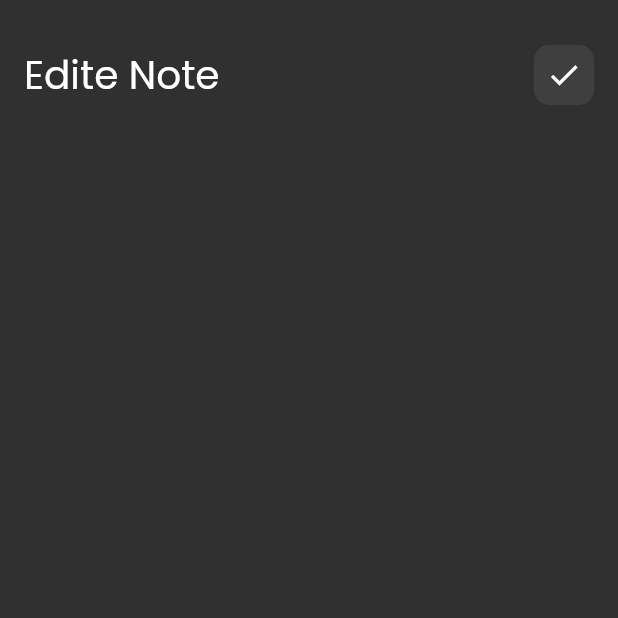
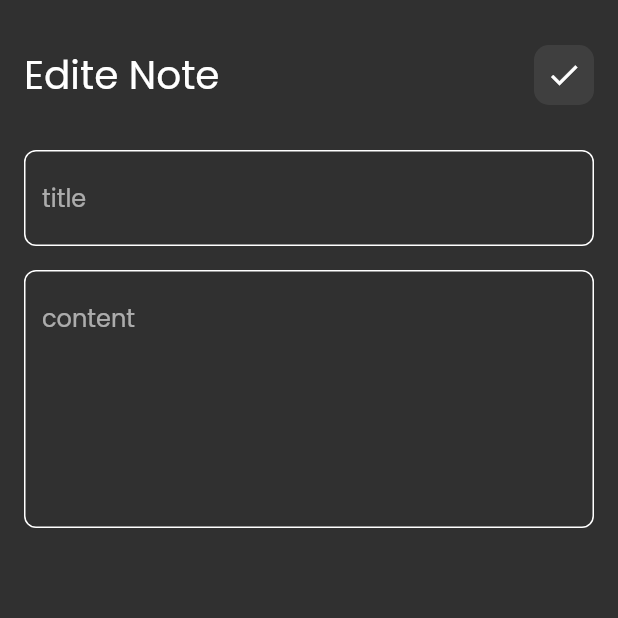
Before and after one commit to mostafamahm0ud/notes_app, a Flutter app: the EditNotesView screen opened directly, on a phone screen of 412 x 824 dp, the top half of it. Run offline on Flutter 3.47's test engine with Material 2 defaults, Android fonts, the phone set to English and light mode, and no system bars; our stand-ins replace font_awesome_flutter.

Commit message:
edite note view done

```diff
--- a/lib/widgets/custom_app_bar.dart
+++ b/lib/widgets/custom_app_bar.dart
@@ -1,5 +1,6 @@
 import 'package:flutter/material.dart';
-import 'package:notes_app/widgets/custom_search_icon.dart';
+import 'package:notes_app/widgets/custom_appbar_icon.dart';
+import 'package:notes_app/widgets/custom_text_field.dart';
 
 class CustomAppBar extends StatelessWidget {
   const CustomAppBar({super.key, required this.titleBar, required this.icon});
@@ -16,7 +17,9 @@ class CustomAppBar extends StatelessWidget {
             fontSize: 26,
           ),
         ),
-        CustomSearchIcon(icon: icon,),
+        CustomAppBarIcon(
+          icon: icon,
+        ),
       ],
     );
   }
--- a/lib/widgets/custom_search_icon.dart
+++ b/lib/widgets/custom_appbar_icon.dart
@@ -1,7 +1,7 @@
 import 'package:flutter/material.dart';
 
-class CustomSearchIcon extends StatelessWidget {
-  const CustomSearchIcon({super.key, required this.icon});
+class CustomAppBarIcon extends StatelessWidget {
+  const CustomAppBarIcon({super.key, required this.icon});
   final IconData icon;
   @override
   Widget build(BuildContext context) {
@@ -12,7 +12,7 @@ class CustomSearchIcon extends StatelessWidget {
         borderRadius: BorderRadius.circular(10),
         color: const Color.fromARGB(19, 255, 255, 255),
       ),
-      child:  Center(
+      child: Center(
         child: Icon(icon),
       ),
     );
--- a/lib/widgets/edit_view_body.dart
+++ b/lib/widgets/edit_view_body.dart
@@ -2,6 +2,7 @@ import 'package:flutter/material.dart';
 import 'package:flutter/src/widgets/framework.dart';
 import 'package:flutter/src/widgets/placeholder.dart';
 import 'package:notes_app/widgets/custom_app_bar.dart';
+import 'package:notes_app/widgets/custom_text_field.dart';
 
 class EditNotesViewBody extends StatelessWidget {
   const EditNotesViewBody({super.key});
@@ -15,7 +16,21 @@ class EditNotesViewBody extends StatelessWidget {
           SizedBox(
             height: 30,
           ),
-          CustomAppBar(icon: Icons.check,titleBar: 'Edite Note',),
+          CustomAppBar(
+            icon: Icons.check,
+            titleBar: 'Edite Note',
+          ),
+          SizedBox(
+            height: 30,
+          ),
+          CustomTextField(hint: 'title'),
+          SizedBox(
+            height: 16,
+          ),
+          CustomTextField(
+            hint: 'content',
+            maxLines: 6,
+          ),
         ],
       ),
     );
```
